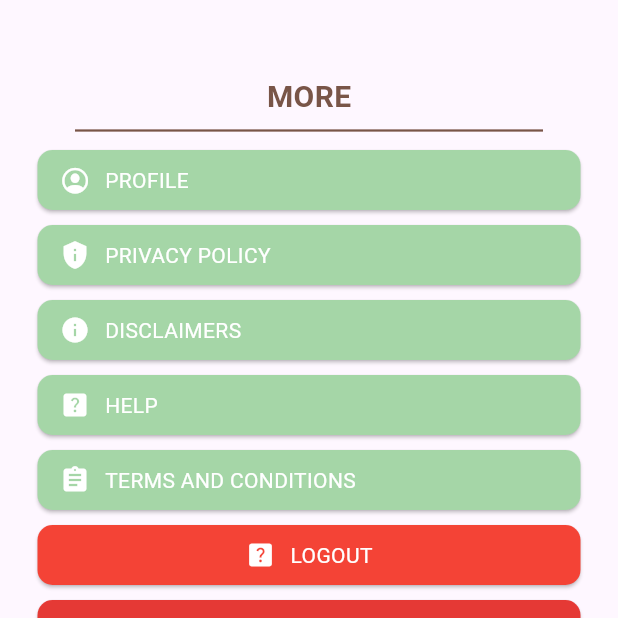
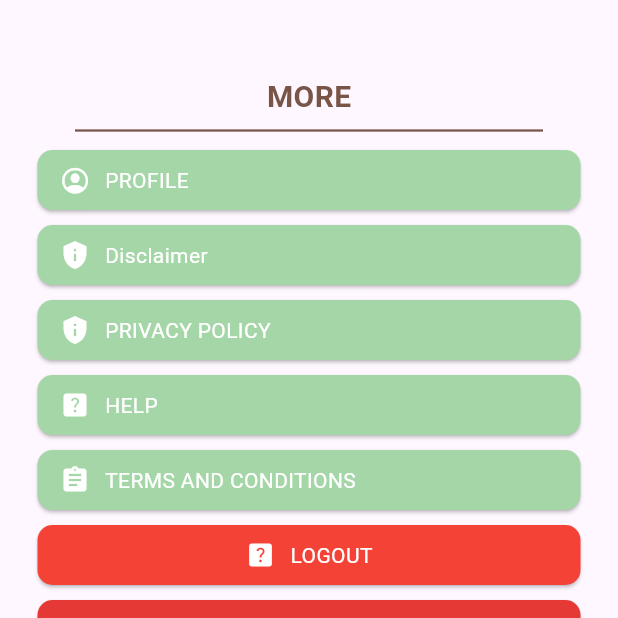
Before and after one commit to MrHassni/Laws, a Flutter app: the MoreScreen screen opened directly, on a phone screen of 412 x 824 dp, the top half of it. Run offline on Flutter 3.47's test engine with Material 3 defaults, Android fonts, the phone set to English and light mode, and no system bars; our stand-ins replace dropdown_button2, flutter_datetime_picker_plus, geolocator, google_maps_flutter, image_picker, permission_handler and 1 more; missing offline and left inert: flutter_inappwebview; accounts and stored records are empty.

Commit message:
Wed 28 Aug 2024 Commit.

```diff
--- a/lib/providers/auth_provider.dart
+++ b/lib/providers/auth_provider.dart
@@ -35,6 +35,8 @@ class AuthProvider with ChangeNotifier {
             remember: true);
       }
     } else {
+      var allData = jsonDecode(response.body);
+      errorSnackBar(context: context, message: allData['content']);
       throw Exception('Failed to load data');
     }
     notifyListeners();
@@ -67,6 +69,8 @@ class AuthProvider with ChangeNotifier {
             remember: true);
       }
     } else {
+      var allData = jsonDecode(response.body);
+      errorSnackBar(context: context, message: allData['content']);
       throw Exception('Failed to load data');
     }
     notifyListeners();
--- a/lib/providers/lawyer_provider.dart
+++ b/lib/providers/lawyer_provider.dart
@@ -243,6 +243,7 @@ class LawyerProvider with ChangeNotifier {
     var response = await http.get(
       url,
     );
+    log(response.body.toString());
     if (response.statusCode == 200) {
       List<AppointmentModel> appointments = [];
       final jsonData = json.decode(response.body);
--- a/lib/screens/appointment_screens/appointment_add_details_screen.dart
+++ b/lib/screens/appointment_screens/appointment_add_details_screen.dart
@@ -39,7 +39,7 @@ class AppointmentAddDetailsScreenState
         setState(() {
           slotLoading = true;
         });
-        Future.delayed(const Duration(seconds: 20), () {
+        Future.delayed(const Duration(seconds: 13), () {
           if (slotLoading == true) {
             setState(() {
               slotLoading = false;
@@ -247,7 +247,7 @@ class AppointmentAddDetailsScreenState
                     setState(() {
                       loading = true;
                     });
-                    Future.delayed(const Duration(seconds: 20), () {
+                    Future.delayed(const Duration(seconds: 13), () {
                       if (loading == true) {
                         setState(() {
                           loading = false;
--- a/lib/screens/auth_screens/login_screen.dart
+++ b/lib/screens/auth_screens/login_screen.dart
@@ -166,7 +166,7 @@ class _LogInScreenState extends State<LogInScreen> {
                         setState(() {
                           loading = true;
                         });
-                        Future.delayed(const Duration(seconds: 20), () {
+                        Future.delayed(const Duration(seconds: 13), () {
                           if (loading == true) {
                             setState(() {
                               loading = false;
@@ -200,7 +200,7 @@ class _LogInScreenState extends State<LogInScreen> {
                           padding: const EdgeInsets.symmetric(
                               horizontal: 25, vertical: 15),
                           child: const Center(
-                            child: Text('SignIn',
+                            child: Text('Sign in',
                                 style: TextStyle(
                                     fontSize: 18,
                                     fontWeight: FontWeight.bold)),
--- a/lib/screens/more_screens/more_screens.dart
+++ b/lib/screens/more_screens/more_screens.dart
@@ -58,6 +58,20 @@ class _MoreScreenState extends State<MoreScreen> {
               borderRadius: BorderRadius.circular(10),
               onTap: () async {
                 Uri url =
+                Uri.parse('https://immig-assist.co.uk/disclaimer');
+                if (!await launchUrl(url)) {
+                  throw Exception('Could not launch $url');
+                }
+              },
+              child: const MoreScreenButton(
+                text: "Disclaimer",
+                iconData: Icons.privacy_tip,
+              ),
+            ),
+            InkWell(
+              borderRadius: BorderRadius.circular(10),
+              onTap: () async {
+                Uri url =
                     Uri.parse('http://test.immig-assist.co.uk/privacy-policy');
                 if (!await launchUrl(url)) {
                   throw Exception('Could not launch $url');
@@ -66,20 +80,6 @@ class _MoreScreenState extends State<MoreScreen> {
               child: const MoreScreenButton(
                 text: "PRIVACY POLICY",
                 iconData: Icons.privacy_tip,
-              ),
-            ),
-            InkWell(
-              borderRadius: BorderRadius.circular(10),
-              onTap: () async {
-                Uri url =
-                    Uri.parse('http://test.immig-assist.co.uk/what-we-do');
-                if (!await launchUrl(url)) {
-                  throw Exception('Could not launch $url');
-                }
-              },
-              child: const MoreScreenButton(
-                text: "DISCLAIMERS",
-                iconData: Icons.info,
               ),
             ),
             InkWell(
@@ -133,8 +133,12 @@ class _MoreScreenState extends State<MoreScreen> {
                           SharedPreferences preferences = await SharedPreferences.getInstance();
                           await preferences.clear();
                           if(context.mounted) {
-                            Navigator.pushReplacement(context, MaterialPageRoute(builder: (context)=> const MainAuthScreen()));
-                          }
+                            // Navigator.p
+                            Navigator.pushAndRemoveUntil(
+                              context,
+                              MaterialPageRoute(builder: (context) => const MainAuthScreen()),
+                                  (Route<dynamic> route) => false,
+                            );  }
                         },
                         child: const Text('Yes',style: TextStyle(
                             fontWeight: FontWeight.bold, color: Colors.red
@@ -154,9 +158,9 @@ class _MoreScreenState extends State<MoreScreen> {
                 child: Container(
                   padding:
                       const EdgeInsets.symmetric(vertical: 10, horizontal: 15),
-                  child: Row(
+                  child: const Row(
                     mainAxisAlignment: MainAxisAlignment.center,
-                    children: const [
+                    children: [
                       Icon(
                         Icons.help_center,
                         color: Colors.white,
--- a/pubspec.yaml
+++ b/pubspec.yaml
@@ -15,7 +15,7 @@ publish_to: 'none' # Remove this line if you wish to publish to pub.dev
 # In iOS, build-name is used as CFBundleShortVersionString while build-number used as CFBundleVersion.
 # Read more about iOS versioning at
 # https://developer.apple.com/library/archive/documentation/General/Reference/InfoPlistKeyReference/Articles/CoreFoundationKeys.html
-version: 1.1.1+2
+version: 1.1.3+2
 
 environment:
   sdk: ">=2.17.6 <3.0.0"
```
Also changed, not shown: lib/screens/auth_screens/register_screen.dart (+7 -4 lines), 1 other file.
